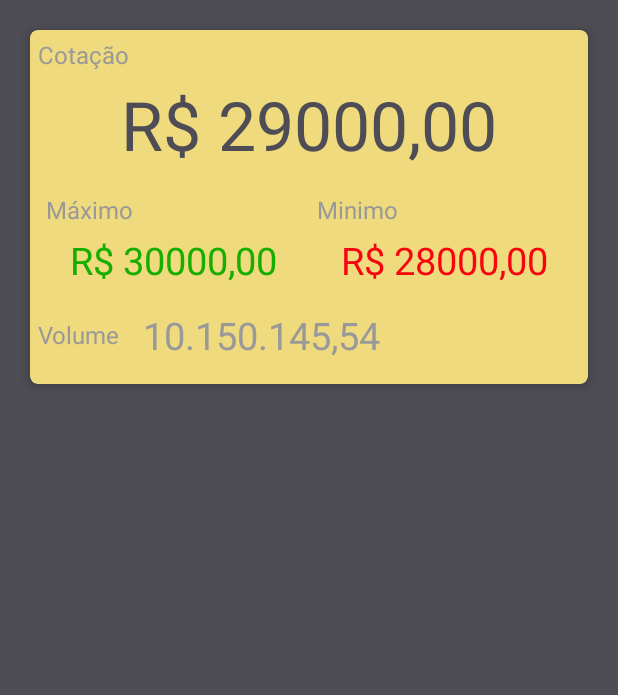
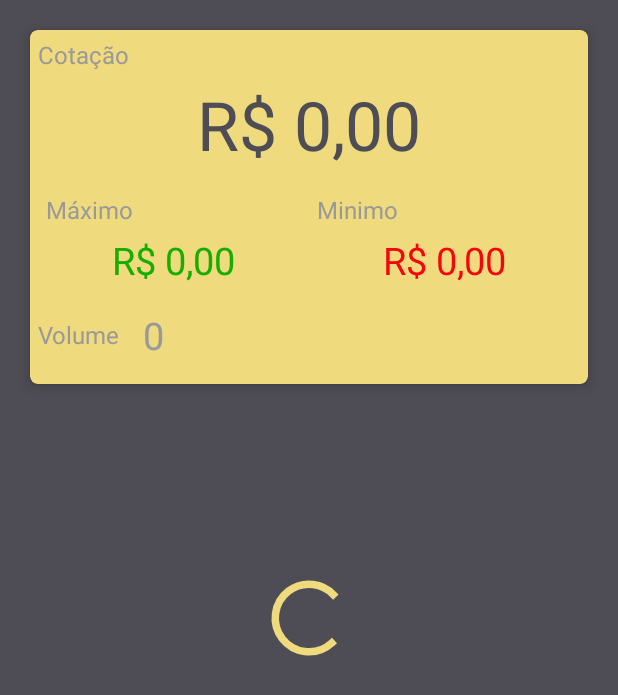
Before and after one commit to ItaloJosep/BitcoinBR, an Android app: the layout fragment_home.xml on its own in the app's theme, with its tools: preview values and no code run, on a phone screen of 412 x 824 dp. Shown: the top 695 px of the screen. Run offline under Robolectric (Android 15) with nearby library versions, the phone set to English and light mode, and no system bars.

Commit message:
Colocando valor atual no card da tela home

```diff
--- a/app/src/main/java/com/italo/bitcoinbr/bitcoinbr/service/ServiceBitcoin.java
+++ b/app/src/main/java/com/italo/bitcoinbr/bitcoinbr/service/ServiceBitcoin.java
@@ -12,5 +12,5 @@ import retrofit.http.GET;
 public interface ServiceBitcoin {
 
         @GET("ticker.json")
-        Call<Value> getValores();
+        Call<Value> getValues();
 }
--- /dev/null
+++ b/app/src/main/res/drawable/circular_progress_bar.xml
@@ -0,0 +1,14 @@
+<?xml version="1.0" encoding="utf-8"?>
+<layer-list xmlns:android="http://schemas.android.com/apk/res/android" >
+    <item android:id="@android:id/progress">
+        <shape
+            android:innerRadiusRatio="3"
+            android:shape="ring"
+            android:thicknessRatio="10.0"
+            android:useLevel="true">
+            <solid
+                android:color="@color/card_home"
+                />
+        </shape>
+    </item>
+</layer-list>
--- a/app/src/main/res/layout/fragment_home.xml
+++ b/app/src/main/res/layout/fragment_home.xml
@@ -5,7 +5,18 @@
     xmlns:app="http://schemas.android.com/apk/res-auto"
     android:background="@color/background">
 
+    <ProgressBar
+        android:id="@+id/progressbar"
+        android:theme="@style/AppTheme.WhiteAccent"
+        android:layout_width="60dp"
+        android:layout_height="60dp"
+        android:visibility="visible"
+        android:layout_centerInParent="true"
+        android:indeterminate="true"
+        android:progressDrawable="@drawable/circular_progress_bar" />
+
     <android.support.v7.widget.CardView
+        android:id="@+id/card_view"
         android:layout_width="match_parent"
         android:layout_height="wrap_content"
         android:layout_marginTop="20dp"
@@ -30,6 +41,7 @@
                 android:layout_marginLeft="5dp" />
 
             <TextView
+                android:id="@+id/value_btc"
                 android:layout_width="match_parent"
                 android:layout_height="wrap_content"
                 android:layout_marginLeft="5dp"
@@ -37,7 +49,7 @@
                 android:layout_marginTop="5dp"
                 android:textSize="45sp"
                 android:textColor="@color/background"
-                android:text="R$ 29000,00"
+                android:text="R$ 0,00"
                 android:gravity="center"/>
 
             <LinearLayout
@@ -64,6 +76,7 @@
                         android:layout_marginLeft="5dp" />
 
                     <TextView
+                        android:id="@+id/value_high"
                         android:layout_width="match_parent"
                         android:layout_height="wrap_content"
                         android:layout_marginLeft="5dp"
@@ -71,7 +84,7 @@
                         android:layout_marginTop="5dp"
                         android:textSize="25sp"
                         android:textColor="@color/value_max"
-                        android:text="R$ 30000,00"
+                        android:text="R$ 0,00"
                         android:gravity="center"/>
 
                 </LinearLayout>
@@ -92,6 +105,7 @@
                         android:layout_marginLeft="5dp" />
 
                     <TextView
+                        android:id="@+id/value_low"
                         android:layout_width="match_parent"
                         android:layout_height="wrap_content"
                         android:layout_marginLeft="5dp"
@@ -99,7 +113,7 @@
                         android:layout_marginTop="5dp"
                         android:textSize="25sp"
                         android:textColor="@color/value_min"
-                        android:text="R$ 28000,00"
+                        android:text="R$ 0,00"
                         android:gravity="center"/>
 
                 </LinearLayout>
@@ -124,13 +138,14 @@
                     android:textSize="16sp" />
 
                 <TextView
+                    android:id="@+id/vol_btc"
                     android:layout_width="wrap_content"
                     android:layout_height="wrap_content"
                     android:textSize="25sp"
                     android:layout_marginRight="15dp"
                     android:layout_marginLeft="15dp"
                     android:textColor="@color/backgroundLigth"
-                    android:text="10.150.145,54"
+                    android:text="0"
                     android:gravity="center"/>
 
             </LinearLayout>
--- a/app/src/main/res/values/styles.xml
+++ b/app/src/main/res/values/styles.xml
@@ -15,4 +15,8 @@
         <item name="colorAccent">@color/colorAccent</item>
     </style>
 
+    <style name="AppTheme.WhiteAccent">
+        <item name="colorAccent">@color/card_home</item> <!-- Whatever color you want-->
+    </style>
+
 </resources>
```
Also changed, not shown: app/src/main/java/com/italo/bitcoinbr/bitcoinbr/Fragments/FragmentHome.java (+66 -0 lines), app/src/main/java/com/italo/bitcoinbr/bitcoinbr/uteis/Uteis.java (added, +22 -0 lines), 44 other files.
